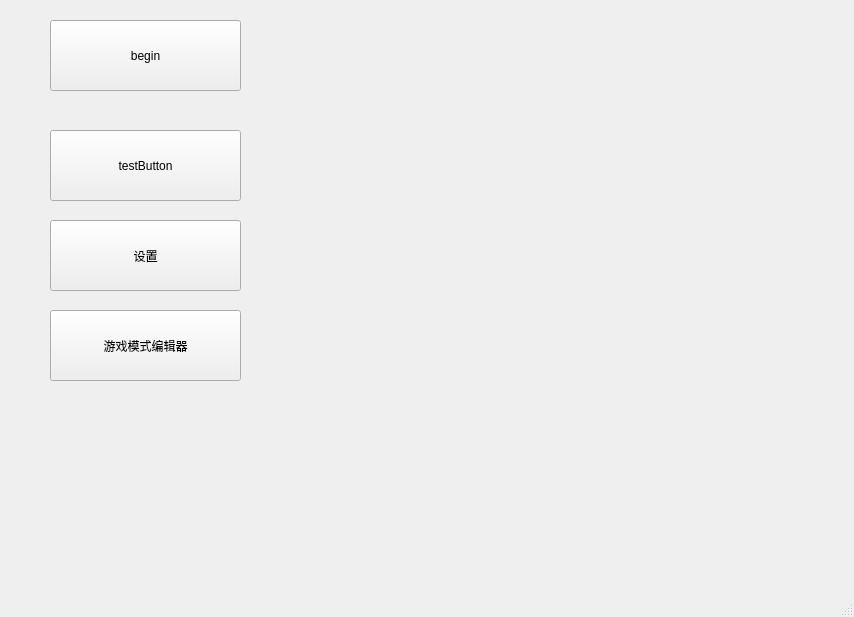
Qt form windows/mainwindow.ui (hhhxiao/ATetris) before a commit.
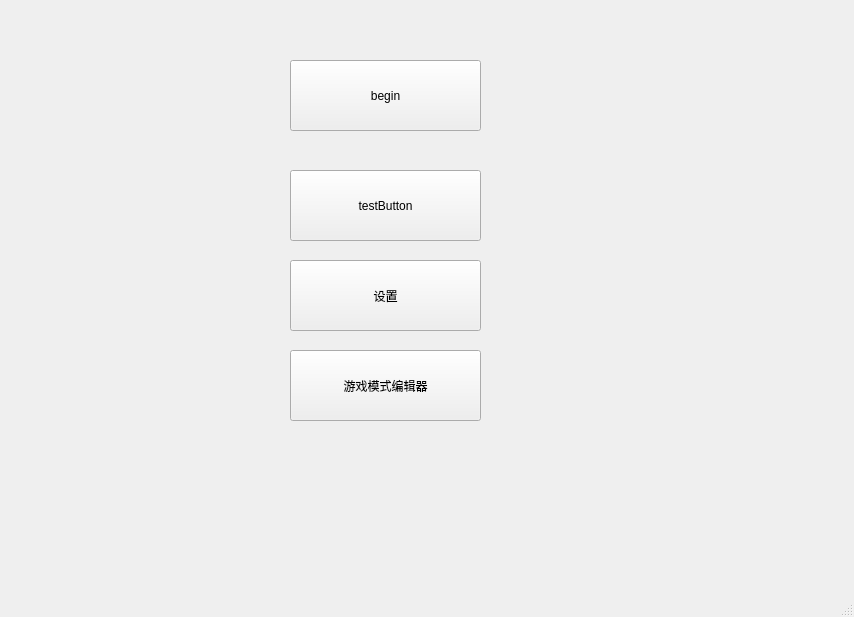
The same form after that commit.

What changed in the file:
```diff
--- a/windows/mainwindow.ui
+++ b/windows/mainwindow.ui
@@ -17,8 +17,8 @@
    <widget class="QPushButton" name="beginGame">
     <property name="geometry">
      <rect>
-      <x>50</x>
-      <y>20</y>
+      <x>290</x>
+      <y>60</y>
       <width>191</width>
       <height>71</height>
      </rect>
@@ -30,8 +30,8 @@
    <widget class="QPushButton" name="test">
     <property name="geometry">
      <rect>
-      <x>50</x>
-      <y>130</y>
+      <x>290</x>
+      <y>170</y>
       <width>191</width>
       <height>71</height>
      </rect>
@@ -43,8 +43,8 @@
    <widget class="QPushButton" name="settingButton">
     <property name="geometry">
      <rect>
-      <x>50</x>
-      <y>220</y>
+      <x>290</x>
+      <y>260</y>
       <width>191</width>
       <height>71</height>
      </rect>
@@ -56,8 +56,8 @@
    <widget class="QPushButton" name="modeCreatorButton">
     <property name="geometry">
      <rect>
-      <x>50</x>
-      <y>310</y>
+      <x>290</x>
+      <y>350</y>
       <width>191</width>
       <height>71</height>
      </rect>
```
